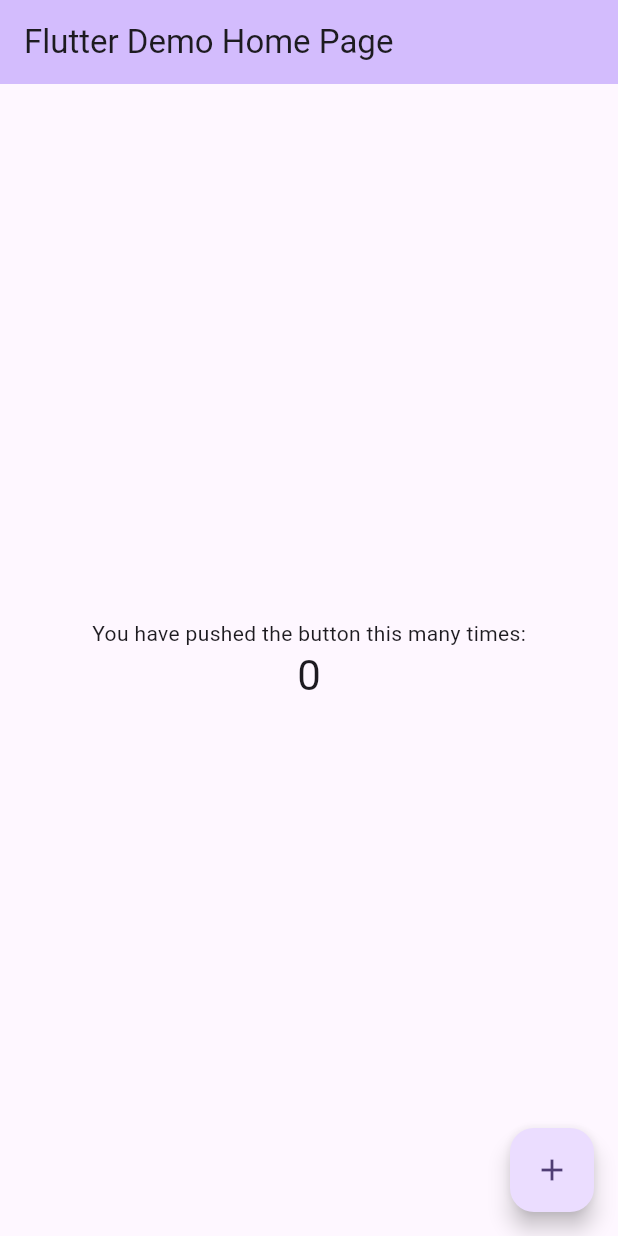
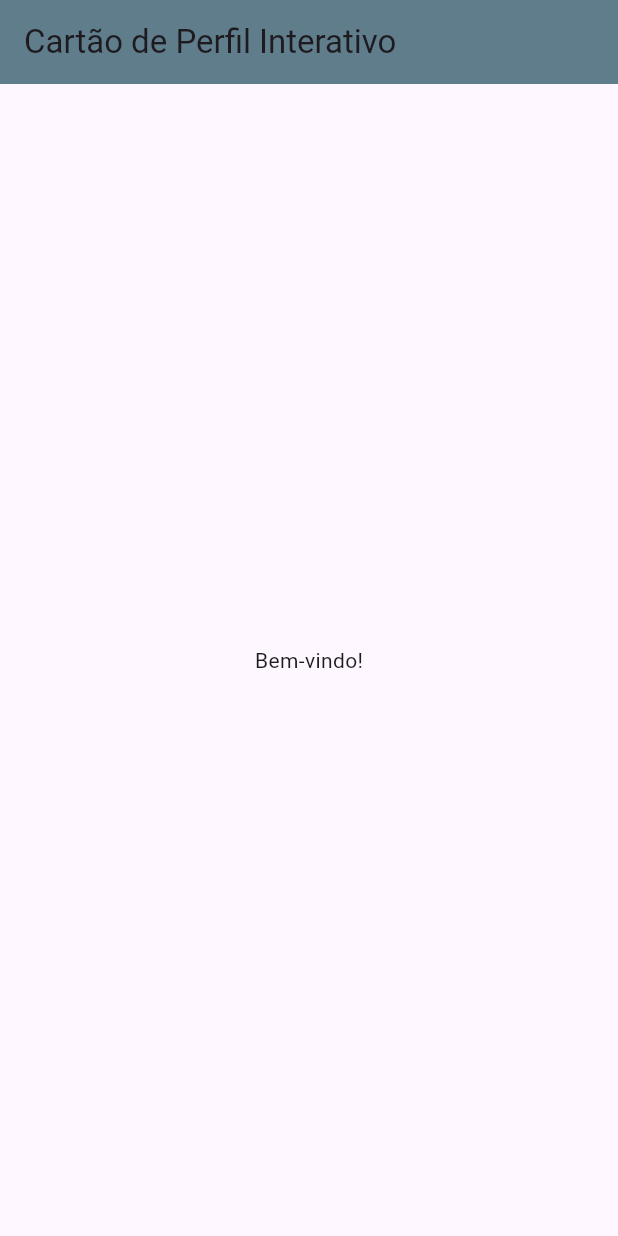
Before and after one commit to HelenLauren/flutter-mini-projects, a Flutter app: the screen it shows after launch, on a phone screen of 412 x 824 dp. Run offline on Flutter 3.47's test engine with Material 3 defaults, Android fonts, the phone set to English and light mode, and no system bars.

Commit message:
feat: initialize main.dart with ProfileApp widget

```diff
--- a/lib/main.dart
+++ b/lib/main.dart
@@ -1,121 +1,29 @@
 import 'package:flutter/material.dart';
 
+// A função main() é o ponto de entrada de todo app Flutter.
 void main() {
-  runApp(const MyApp());
+  // runApp() "infla" o widget principal e o exibe na tela.
+  runApp(const ProfileApp());
 }
 
-class MyApp extends StatelessWidget {
-  const MyApp({super.key});
-
-  // This widget is the root of your application.
-  @override
-  Widget build(BuildContext context) {
-    return MaterialApp(
-      title: 'Flutter Demo',
-      theme: ThemeData(
-        // This is the theme of your application.
-        //
-        // TRY THIS: Try running your application with "flutter run". You'll see
-        // the application has a purple toolbar. Then, without quitting the app,
-        // try changing the seedColor in the colorScheme below to Colors.green
-        // and then invoke "hot reload" (save your changes or press the "hot
-        // reload" button in a Flutter-supported IDE, or press "r" if you used
-        // the command line to start the app).
-        //
-        // Notice that the counter didn't reset back to zero; the application
-        // state is not lost during the reload. To reset the state, use hot
-        // restart instead.
-        //
-        // This works for code too, not just values: Most code changes can be
-        // tested with just a hot reload.
-        colorScheme: .fromSeed(seedColor: Colors.deepPurple),
-      ),
-      home: const MyHomePage(title: 'Flutter Demo Home Page'),
-    );
-  }
-}
-
-class MyHomePage extends StatefulWidget {
-  const MyHomePage({super.key, required this.title});
-
-  // This widget is the home page of your application. It is stateful, meaning
-  // that it has a State object (defined below) that contains fields that affect
-  // how it looks.
-
-  // This class is the configuration for the state. It holds the values (in this
-  // case the title) provided by the parent (in this case the App widget) and
-  // used by the build method of the State. Fields in a Widget subclass are
-  // always marked "final".
-
-  final String title;
-
-  @override
-  State<MyHomePage> createState() => _MyHomePageState();
-}
-
-class _MyHomePageState extends State<MyHomePage> {
-  int _counter = 0;
-
-  void _incrementCounter() {
-    setState(() {
-      // This call to setState tells the Flutter framework that something has
-      // changed in this State, which causes it to rerun the build method below
-      // so that the display can reflect the updated values. If we changed
-      // _counter without calling setState(), then the build method would not be
-      // called again, and so nothing would appear to happen.
-      _counter++;
-    });
-  }
+// Nosso widget principal. Ele é Stateless porque, por enquanto, não guarda nenhum estado.
+class ProfileApp extends StatelessWidget {
+  const ProfileApp({super.key});
 
   @override
   Widget build(BuildContext context) {
-    // This method is rerun every time setState is called, for instance as done
-    // by the _incrementCounter method above.
-    //
-    // The Flutter framework has been optimized to make rerunning build methods
-    // fast, so that you can just rebuild anything that needs updating rather
-    // than having to individually change instances of widgets.
-    return Scaffold(
-      appBar: AppBar(
-        // TRY THIS: Try changing the color here to a specific color (to
-        // Colors.amber, perhaps?) and trigger a hot reload to see the AppBar
-        // change color while the other colors stay the same.
-        backgroundColor: Theme.of(context).colorScheme.inversePrimary,
-        // Here we take the value from the MyHomePage object that was created by
-        // the App.build method, and use it to set our appbar title.
-        title: Text(widget.title),
-      ),
-      body: Center(
-        // Center is a layout widget. It takes a single child and positions it
-        // in the middle of the parent.
-        child: Column(
-          // Column is also a layout widget. It takes a list of children and
-          // arranges them vertically. By default, it sizes itself to fit its
-          // children horizontally, and tries to be as tall as its parent.
-          //
-          // Column has various properties to control how it sizes itself and
-          // how it positions its children. Here we use mainAxisAlignment to
-          // center the children vertically; the main axis here is the vertical
-          // axis because Columns are vertical (the cross axis would be
-          // horizontal).
-          //
-          // TRY THIS: Invoke "debug painting" (choose the "Toggle Debug Paint"
-          // action in the IDE, or press "p" in the console), to see the
-          // wireframe for each widget.
-          mainAxisAlignment: .center,
-          children: [
-            const Text('You have pushed the button this many times:'),
-            Text(
-              '$_counter',
-              style: Theme.of(context).textTheme.headlineMedium,
-            ),
-          ],
+    // MaterialApp é o widget que nos dá a base de um app (temas, navegação, etc.).
+    return MaterialApp(
+      debugShowCheckedModeBanner: false,
+      // Scaffold é o "esqueleto" de uma tela. Ele nos dá a AppBar (barra superior) e o body (corpo).
+      home: Scaffold(
+        appBar: AppBar(
+          title: const Text('Cartão de Perfil Interativo'),
+          backgroundColor: Colors.blueGrey,
         ),
-      ),
-      floatingActionButton: FloatingActionButton(
-        onPressed: _incrementCounter,
-        tooltip: 'Increment',
-        child: const Icon(Icons.add),
+        body: const Center(
+          child: Text('Bem-vindo!'),
+        ),
       ),
     );
   }
```
